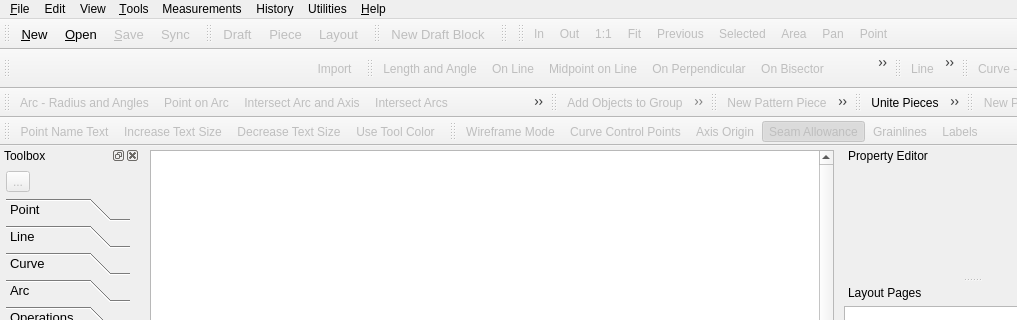
FashionFreedom/Seamly2D, file src/app/seamly2d/mainwindow.ui: the form before one commit; both pictures show x 0 to 1017 and y 0 to 320 of the 1100 by 809 pixel window.
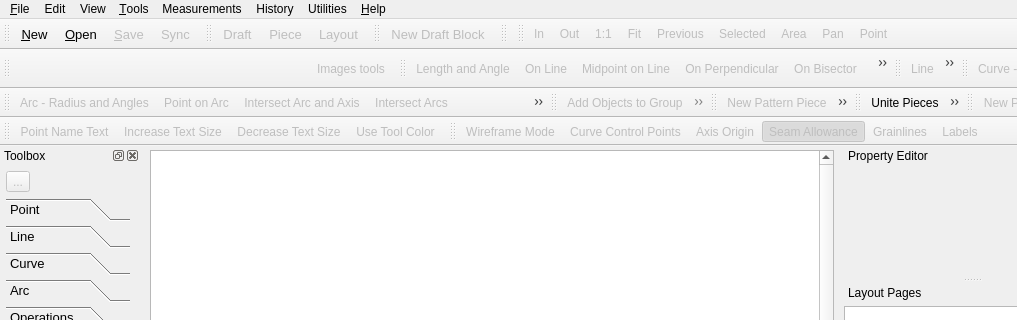
The form after the commit. Icons and pictures are not drawn. Custom widgets are drawn as their Qt base class.

Commit message: fix: New Images Menu/Tools/Toolbar_toolbox Icon

What changed in the file:
```diff
--- a/src/app/seamly2d/mainwindow.ui
+++ b/src/app/seamly2d/mainwindow.ui
@@ -4646,7 +4646,7 @@
      <normaloff>:/icon/32x32/add_image.png</normaloff>:/icon/32x32/add_image.png</iconset>
    </property>
    <property name="text">
-    <string>Import</string>
+    <string>Images tools </string>
    </property>
   </action>
   <action name="deleteImage_Action">
```
Left out of the diff: 19 changed lines with no effect on the pictures. The commit also changes 3 other files.
